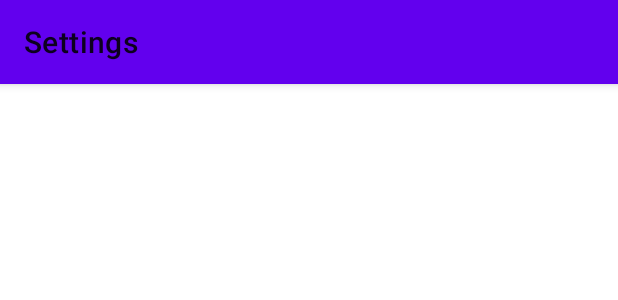
After one commit to NikomitK/DoorOpener, an Android app: the layout settings_activity.xml on its own in the app's theme, with its tools: preview values and no code run, on a phone screen of 412 x 824 dp. The commit adds this screen. Shown: the top 300 px of the screen. Run offline under Robolectric (Android 15) with nearby library versions, the phone set to English and light mode, and no system bars; network calls fail.

Commit message:
added preferences, fixed action bar in preference screen

```diff
--- /dev/null
+++ b/app/src/main/res/layout/settings_activity.xml
@@ -0,0 +1,27 @@
+<LinearLayout xmlns:android="http://schemas.android.com/apk/res/android"
+    android:layout_width="match_parent"
+    android:layout_height="match_parent"
+    xmlns:app="http://schemas.android.com/apk/res-auto"
+    android:orientation="vertical">
+
+    <androidx.appcompat.widget.Toolbar
+        android:id="@+id/my_toolbar"
+        android:layout_width="match_parent"
+        android:layout_height="?attr/actionBarSize"
+        android:background="?attr/colorPrimary"
+        android:elevation="4dp"
+        android:theme="@style/ThemeOverlay.AppCompat.ActionBar"
+        app:title="@string/settings_header"
+        app:layout_constraintEnd_toEndOf="parent"
+        app:layout_constraintStart_toStartOf="parent"
+        app:layout_constraintTop_toTopOf="parent"
+        app:popupTheme="@style/ThemeOverlay.AppCompat.Light"
+        />
+
+    <FrameLayout
+        android:id="@+id/settings"
+        android:layout_width="match_parent"
+        android:layout_height="match_parent" />
+
+
+</LinearLayout>
```
Also changed, not shown: app/src/main/java/tk/nikomitk/dooropenerhalfnew/SettingsActivity.kt (added, +48 -0 lines), app/src/main/res/values/strings.xml (+24 -0 lines), app/src/main/res/xml/root_preferences.xml (added, +41 -0 lines).
